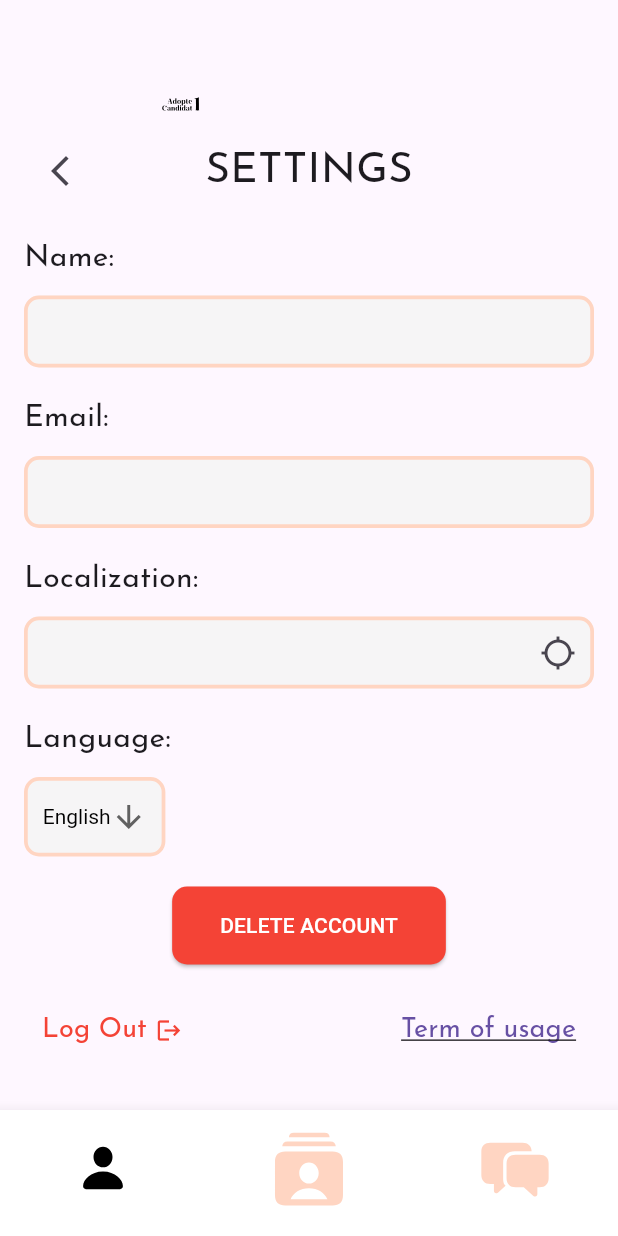
After one commit to algosup/2023-2024-project-5-flutter-team-3, a Flutter app: the SettingsPage screen opened by its route, on a phone screen of 412 x 824 dp. The commit adds this screen. Run offline on Flutter 3.47's test engine with Material 3 defaults, Android fonts, the light colour scheme and no system bars; our stand-ins replace cloud_firestore, firebase_auth, firebase_core, flutter_svg, geolocator, get and 3 more; accounts and stored records are empty.

Commit message:
Create the setting page
Create the settings page and add the possibility to localize the device

```diff
--- a/adopte_a_candidate/lib/pages/profile_page.dart
+++ b/adopte_a_candidate/lib/pages/profile_page.dart
@@ -41,7 +41,9 @@ class _ProfilePageState extends State<ProfilePage> {
               children: [
                 // button leading to the setting page
                 IconButton(
-                  onPressed: () {},
+                  onPressed: () {
+                    context.goNamed('settings');
+                  },
                   icon: const Icon(Icons.settings),
                 ),
               ],
@@ -122,7 +124,8 @@ class _ProfilePageState extends State<ProfilePage> {
                   decoration: ShapeDecoration(
                     color: const Color(0xFFF5F5F5),
                     shape: RoundedRectangleBorder(
-                      side: const BorderSide(width: 2, color: Color(0xFFFFD5C2)),
+                      side:
+                          const BorderSide(width: 2, color: Color(0xFFFFD5C2)),
                       borderRadius: BorderRadius.circular(20),
                     ),
                   ),
@@ -159,7 +162,6 @@ class _ProfilePageState extends State<ProfilePage> {
                         ),
                       )
                     ],
-
                   ),
                 ),
               ],
@@ -225,12 +227,11 @@ class _ProfilePageState extends State<ProfilePage> {
                       ],
                     ),
                   ),
-
                 ],
               ),
             ),
             const Padding(
-              padding: EdgeInsets.fromLTRB(0, 0, 0, 10),
+                padding: EdgeInsets.fromLTRB(0, 0, 0, 10),
                 child: modifierButton()),
           ],
         ),
@@ -240,15 +241,15 @@ class _ProfilePageState extends State<ProfilePage> {
         onItemTapped: (index) {
           switch (index) {
             case 0:
-            // Logic for profile page
-            // You're already on the profile page, so no navigation needed
+              // Logic for profile page
+              // You're already on the profile page, so no navigation needed
               break;
             case 1:
-            // Logic for swipe page
+              // Logic for swipe page
               context.goNamed('swipe'); // Example navigation to the swipe page
               break;
             case 2:
-            // Logic for messages page
+              // Logic for messages page
               context.goNamed(
                   'message'); // Example navigation to the messages page
               break;
--- /dev/null
+++ b/adopte_a_candidate/lib/pages/settings.dart
@@ -0,0 +1,343 @@
+import 'package:flutter/material.dart';
+import 'package:go_router/go_router.dart';
+import 'package:geolocator/geolocator.dart';
+import 'package:adopte_a_candidate/widgets/logo/logo.dart';
+import 'package:adopte_a_candidate/widgets/navbar/navigation_bar.dart';
+import 'package:google_fonts/google_fonts.dart';
+
+class SettingsPage extends StatefulWidget {
+  const SettingsPage({super.key});
+
+  @override
+  _SettingsPageState createState() => _SettingsPageState();
+}
+
+class _SettingsPageState extends State<SettingsPage> {
+  final TextEditingController _controllerName = TextEditingController();
+  final TextEditingController _controllerEmail = TextEditingController();
+  final TextEditingController _controllerLocalization = TextEditingController();
+  String _selectedLanguage = 'English'; // Default selected language
+
+  final List<String> _languages = [
+    'English',
+    'French',
+  ]; // Add more languages as needed
+
+  @override
+  void dispose() {
+    _controllerName.dispose();
+    _controllerEmail.dispose();
+    _controllerLocalization.dispose();
+    super.dispose();
+  }
+
+  Future<void> _setCurrentLocation() async {
+    LocationPermission permission;
+
+    // Check if location services are enabled
+    bool serviceEnabled = await Geolocator.isLocationServiceEnabled();
+    if (!serviceEnabled) {
+      // Location services are not enabled, show a message to the user
+      ScaffoldMessenger.of(context).showSnackBar(
+        const SnackBar(
+          content: Text('Location services are disabled.'),
+        ),
+      );
+      return;
+    }
+
+    // Check for location permissions
+    permission = await Geolocator.checkPermission();
+    if (permission == LocationPermission.denied) {
+      permission = await Geolocator.requestPermission();
+      if (permission == LocationPermission.denied) {
+        // Permissions are denied, show a message to the user
+        ScaffoldMessenger.of(context).showSnackBar(
+          const SnackBar(
+            content: Text('Location permissions are denied.'),
+          ),
+        );
+        return;
+      }
+    }
+
+    if (permission == LocationPermission.deniedForever) {
+      // Permissions are denied forever, show a message to the user
+      ScaffoldMessenger.of(context).showSnackBar(
+        const SnackBar(
+          content: Text(
+              'Location permissions are permanently denied, we cannot request permissions.'),
+        ),
+      );
+      return;
+    }
+
+    // Get the current location
+    Position position = await Geolocator.getCurrentPosition(
+        desiredAccuracy: LocationAccuracy.high);
+
+    // Set the localization text
+    setState(() {
+      _controllerLocalization.text =
+          'Latitude: ${position.latitude}, Longitude: ${position.longitude}';
+    });
+  }
+
+  @override
+  Widget build(BuildContext context) {
+    return Scaffold(
+      appBar: const PreferredSize(
+        preferredSize: Size.fromHeight(80.0),
+        child: Padding(
+          padding: EdgeInsets.only(top: 20),
+          child: Logo(),
+        ),
+      ),
+      body: SingleChildScrollView(
+        child: Padding(
+          padding: const EdgeInsets.symmetric(horizontal: 16.0),
+          child: Column(
+            crossAxisAlignment: CrossAxisAlignment.start,
+            children: [
+              const SizedBox(height: 10),
+              Row(
+                mainAxisAlignment: MainAxisAlignment.spaceBetween,
+                children: [
+                  IconButton(
+                    onPressed: () {
+                      context.goNamed('profile');
+                    },
+                    icon: const Icon(Icons.arrow_back_ios_new),
+                  ),
+                  Text(
+                    'SETTINGS',
+                    style: GoogleFonts.josefinSans(
+                      textStyle: const TextStyle(
+                        fontSize: 28,
+                        fontWeight: FontWeight.w400,
+                      ),
+                    ),
+                  ),
+                  const SizedBox(width: 48),
+                ],
+              ),
+              const SizedBox(height: 20),
+              Text(
+                'Name:',
+                style: GoogleFonts.josefinSans(
+                  textStyle: const TextStyle(
+                    fontSize: 20,
+                    fontWeight: FontWeight.w400,
+                  ),
+                ),
+              ),
+              const SizedBox(height: 10),
+              TextField(
+                controller: _controllerName,
+                maxLines: 1,
+                decoration: InputDecoration(
+                  filled: true,
+                  fillColor: const Color(0xDDF5F5F5),
+                  enabledBorder: OutlineInputBorder(
+                    borderSide: const BorderSide(
+                      color: Color(0xffffd5c2),
+                      width: 2.5,
+                    ),
+                    borderRadius: BorderRadius.circular(10),
+                  ),
+                  contentPadding: const EdgeInsets.symmetric(horizontal: 10),
+                ),
+              ),
+              const SizedBox(height: 20),
+              Text(
+                'Email:',
+                style: GoogleFonts.josefinSans(
+                  textStyle: const TextStyle(
+                    fontSize: 20,
+                    fontWeight: FontWeight.w400,
+                  ),
+                ),
+              ),
+              const SizedBox(height: 10),
+              TextField(
+                controller: _controllerEmail,
+                maxLines: 1,
+                decoration: InputDecoration(
+                  filled: true,
+                  fillColor: const Color(0xDDF5F5F5),
+                  enabledBorder: OutlineInputBorder(
+                    borderSide: const BorderSide(
+                      color: Color(0xffffd5c2),
+                      width: 2.5,
+                    ),
+                    borderRadius: BorderRadius.circular(10),
+                  ),
+                  contentPadding: const EdgeInsets.symmetric(horizontal: 10),
+                ),
+              ),
+              const SizedBox(height: 20),
+              Text(
+                'Localization:',
+                style: GoogleFonts.josefinSans(
+                  textStyle: const TextStyle(
+                    fontSize: 20,
+                    fontWeight: FontWeight.w400,
+                  ),
+                ),
+              ),
+              const SizedBox(height: 10),
+              TextField(
+                controller: _controllerLocalization,
+                maxLines: 1,
+                decoration: InputDecoration(
+                  filled: true,
+                  fillColor: const Color(0xDDF5F5F5),
+                  enabledBorder: OutlineInputBorder(
+                    borderSide: const BorderSide(
+                      color: Color(0xffffd5c2),
+                      width: 2.5,
+                    ),
+                    borderRadius: BorderRadius.circular(10),
+                  ),
+                  contentPadding: const EdgeInsets.symmetric(horizontal: 10),
+                  suffixIcon: IconButton(
+                    icon: const Icon(Icons.location_searching_outlined),
+                    onPressed: _setCurrentLocation,
+                  ),
+                ),
+              ),
+              const SizedBox(height: 20),
+              Text(
+                'Language:',
+                style: GoogleFonts.josefinSans(
+                  textStyle: const TextStyle(
+                    fontSize: 20,
+                    fontWeight: FontWeight.w400,
+                  ),
+                ),
+              ),
+              const SizedBox(height: 10),
+              Container(
+                padding: const EdgeInsets.symmetric(horizontal: 10),
+                decoration: BoxDecoration(
+                  color: const Color(0xDDF5F5F5),
+                  borderRadius: BorderRadius.circular(10),
+                  border: Border.all(
+                    color: const Color(0xffffd5c2),
+                    width: 2.5,
+                  ),
+                ),
+                child: DropdownButtonHideUnderline(
+                  child: DropdownButton<String>(
+                    value: _selectedLanguage,
+                    icon: const Icon(Icons.arrow_downward),
+                    iconSize: 24,
+                    elevation: 16,
+                    style: const TextStyle(color: Colors.black),
+                    onChanged: (String? newValue) {
+                      setState(() {
+                        if (newValue != null) {
+                          _selectedLanguage = newValue;
+                        }
+                      });
+                    },
+                    items: _languages
+                        .map<DropdownMenuItem<String>>((String value) {
+                      return DropdownMenuItem<String>(
+                        value: value,
+                        child: Text(value),
+                      );
+                    }).toList(),
+                  ),
+                ),
+              ),
+              const SizedBox(height: 20),
+              Center(
+                child: ElevatedButton(
+                  onPressed: () {
+                    // Handle delete account
+                  },
+                  style: ElevatedButton.styleFrom(
+                    foregroundColor: Colors.white,
+                    backgroundColor: Colors.red,
+                    padding: const EdgeInsets.symmetric(
+                        horizontal: 32, vertical: 16),
+                    shape: RoundedRectangleBorder(
+                      borderRadius: BorderRadius.circular(10),
+                    ),
+                  ),
+                  child: const Text('DELETE ACCOUNT'),
+                ),
+              ),
+              const SizedBox(height: 20),
+              Row(
+                mainAxisAlignment: MainAxisAlignment.spaceBetween,
+                children: [
+                  TextButton(
+                    onPressed: () {
+                      context.goNamed('log_in'); // Navigate to terms page
+                    },
+                    child: Row(
+                      children: [
+                        Text(
+                          'Log Out ',
+                          style: GoogleFonts.josefinSans(
+                            textStyle: const TextStyle(
+                              fontSize: 18,
+                              fontWeight: FontWeight.w400,
+                              color: Colors.red,
+                            ),
+                          ),
+                        ),
+                        const Icon(
+                          Icons.logout,
+                          color: Colors.red,
+                        ),
+                      ],
+                    ),
+                  ),
+                  TextButton(
+                    onPressed: () {},
+                    child: Text(
+                      'Term of usage',
+                      style: GoogleFonts.josefinSans(
+                        textStyle: const TextStyle(
+                          fontSize: 18,
+                          fontWeight: FontWeight.w400,
+                          decoration: TextDecoration.underline,
+                        ),
+                      ),
+                    ),
+                  ),
+                ],
+              ),
+              const SizedBox(height: 20),
+            ],
+          ),
+        ),
+      ),
+      bottomNavigationBar: buildCustomBottomNavBar(context),
+    );
+  }
+
+  Widget buildCustomBottomNavBar(BuildContext context) {
+    return CustomBottomNavBar(
+      currentRoute: '/settings', // Set the current route for SettingsPage
+      onItemTapped: (index) {
+        switch (index) {
+          case 0:
+            context.goNamed('profile'); // Navigate to profile page
+            break;
+          case 1:
+            context.goNamed('swipe'); // Navigate to swipe page
+            break;
+          case 2:
+            context.goNamed('message'); // Navigate to message page
+            break;
+          default:
+            break;
+        }
+      },
+    );
+  }
+}
--- a/adopte_a_candidate/lib/routes.dart
+++ b/adopte_a_candidate/lib/routes.dart
@@ -4,6 +4,7 @@ import 'package:adopte_a_candidate/pages/profile_page.dart';
 import 'package:adopte_a_candidate/pages/sign_up.dart';
 import 'package:adopte_a_candidate/pages/log_in.dart';
 import 'package:adopte_a_candidate/pages/swipe.dart';
+import 'package:adopte_a_candidate/pages/settings.dart';
 import 'package:go_router/go_router.dart';
 import 'package:flutter/material.dart';
 import 'package:adopte_a_candidate/pages/message.dart';
@@ -30,21 +31,24 @@ final GoRouter router = GoRouter(
         name: 'swipe',
         builder: (BuildContext context, GoRouterState state) {
           return const SwipePage();
-      }
-    ),
+        }),
     GoRoute(
         path: '/message',
         name: 'message',
         builder: (BuildContext context, GoRouterState state) {
           return const MessagePage();
-      }
-    ),
+        }),
     GoRoute(
         path: '/profile',
         name: 'profile',
         builder: (BuildContext context, GoRouterState state) {
           return const ProfilePage();
-      }
-    )
+        }),
+    GoRoute(
+        path: '/settings',
+        name: 'settings',
+        builder: (BuildContext context, GoRouterState state) {
+          return const SettingsPage();
+        }),
   ],
 );
--- a/adopte_a_candidate/pubspec.yaml
+++ b/adopte_a_candidate/pubspec.yaml
@@ -31,6 +31,10 @@ dependencies:
   flutter:
     sdk: flutter
   flutter_svg: ^2.0.5
+  geolocator: ^9.0.1
+
+
+
 
 
   # The following adds the Cupertino Icons font to your application.
```
Also changed, not shown: adopte_a_candidate/pubspec.lock, 13 other files. Lines whose indentation alone changed are shown as unchanged.
